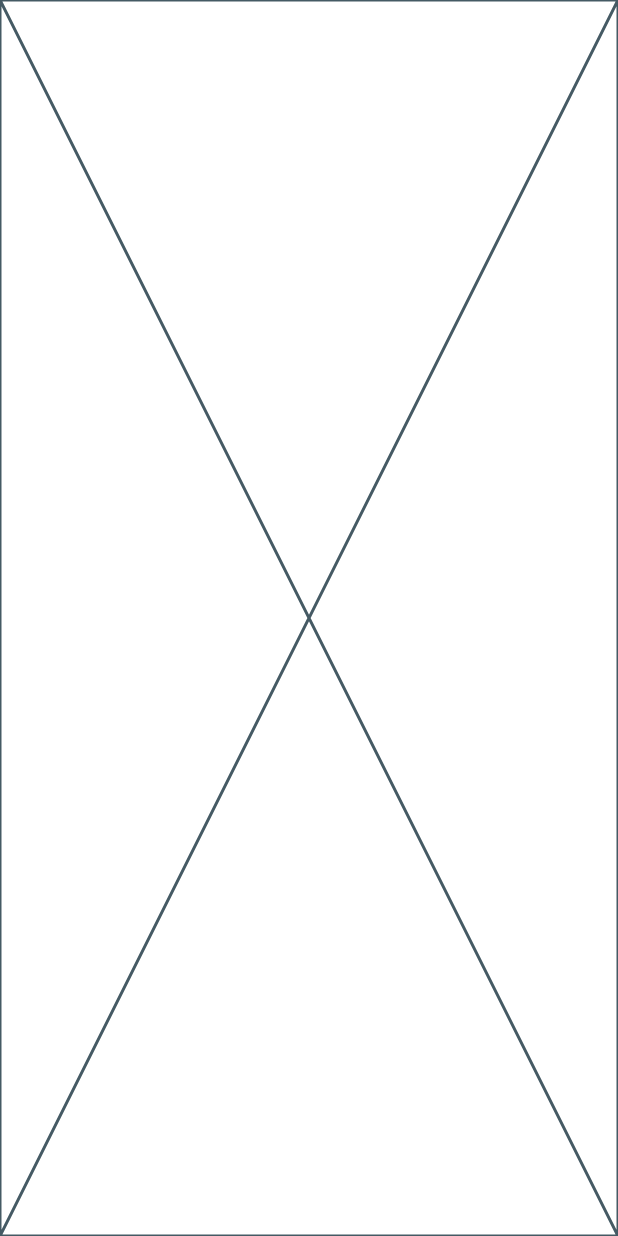
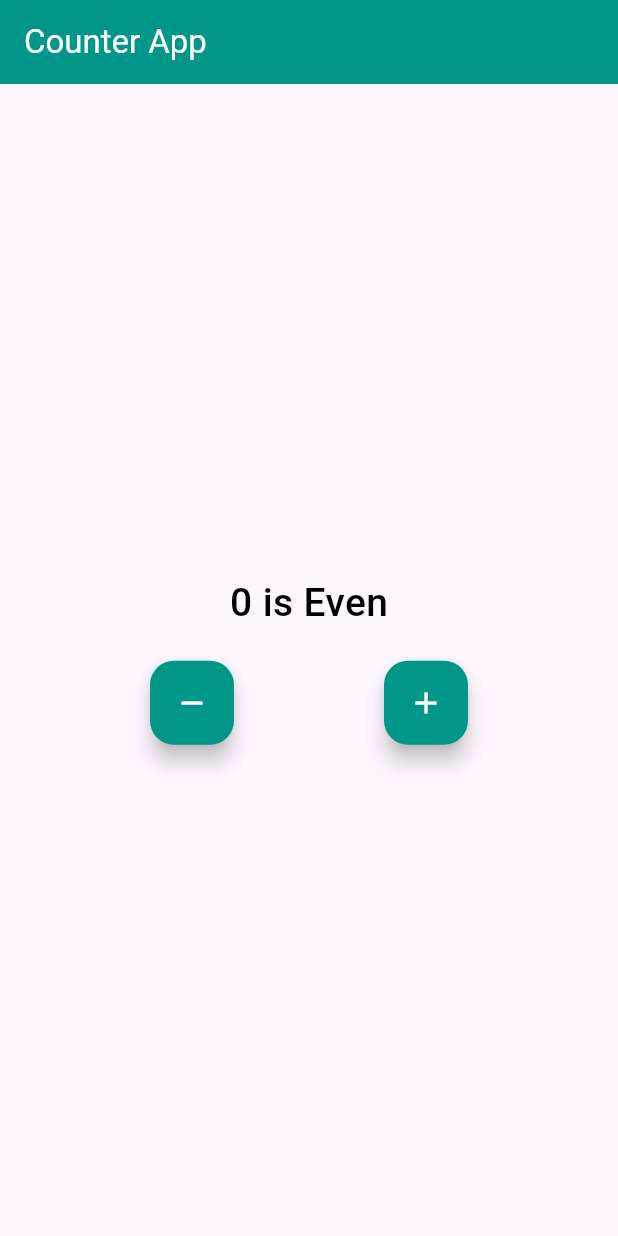
Before and after one commit to suheerthedev/learning-bloc, a Flutter app: the screen it shows after launch, on a phone screen of 412 x 824 dp. Run offline on Flutter 3.47's test engine with Material 3 defaults, Android fonts, the phone set to English and light mode, and no system bars; our stand-ins replace bloc, flutter_bloc.

Commit message:
Leanred BlocProvider, Listener, Consumer

```diff
--- /dev/null
+++ b/devtools_options.yaml
@@ -0,0 +1,3 @@
+description: This file stores settings for Dart & Flutter DevTools.
+documentation: https://docs.flutter.dev/tools/devtools/extensions#configure-extension-enablement-states
+extensions:
--- a/lib/cubit/counter_state.dart
+++ b/lib/cubit/counter_state.dart
@@ -2,6 +2,7 @@ part of 'counter_cubit.dart';
 
 final class CounterState {
   int counterValue;
+  bool wasIncremented;
 
-  CounterState({required this.counterValue});
+  CounterState({required this.counterValue, this.wasIncremented = false});
 }
--- a/lib/main.dart
+++ b/lib/main.dart
@@ -1,4 +1,6 @@
 import 'package:flutter/material.dart';
+import 'package:flutter_bloc/flutter_bloc.dart';
+import 'package:learning_bloc/cubit/counter_cubit.dart';
 
 void main() {
   runApp(MyApp());
@@ -9,13 +11,16 @@ class MyApp extends StatelessWidget {
 
   @override
   Widget build(BuildContext context) {
-    return MaterialApp(
-      title: 'Counter Bloc App',
-      theme: ThemeData(
-        primaryColor: Colors.brown,
-        visualDensity: VisualDensity.adaptivePlatformDensity,
+    return BlocProvider(
+      create: (context) => CounterCubit(),
+      child: MaterialApp(
+        title: 'Counter Bloc App',
+        theme: ThemeData(
+          primaryColor: Colors.brown,
+          visualDensity: VisualDensity.adaptivePlatformDensity,
+        ),
+        home: HomePage(title: 'Counter App'),
       ),
-      home: HomePage(title: 'Counter App'),
     );
   }
 }
@@ -31,6 +36,97 @@ class HomePage extends StatefulWidget {
 class _HomePageState extends State<HomePage> {
   @override
   Widget build(BuildContext context) {
-    return const Placeholder();
+    return Scaffold(
+      appBar: AppBar(
+        title: Text('Counter App', style: TextStyle(color: Colors.white)),
+        backgroundColor: Colors.teal,
+      ),
+      body: SafeArea(
+        child: Column(
+          mainAxisAlignment: MainAxisAlignment.center,
+          children: [
+            BlocConsumer<CounterCubit, CounterState>(
+              listener: (context, state) {
+                if (state.wasIncremented) {
+                  ScaffoldMessenger.of(context).showSnackBar(
+                    SnackBar(
+                      content: Text('Incremented :)'),
+                      duration: Duration(milliseconds: 200),
+                    ),
+                  );
+                } else {
+                  ScaffoldMessenger.of(context).showSnackBar(
+                    SnackBar(
+                      content: Text('Decremented :('),
+                      duration: Duration(milliseconds: 200),
+                    ),
+                  );
+                }
+              },
+              builder: (context, state) {
+                if (state.counterValue < 0) {
+                  return Text(
+                    'WHOPPS, NEGATIVE VALUE',
+                    style: TextStyle(
+                      fontSize: 26,
+
+                      fontWeight: FontWeight.w500,
+                      color: Colors.black,
+                    ),
+                  );
+                }
+                if (state.counterValue % 2 == 0) {
+                  return Text(
+                    '${state.counterValue} is Even',
+                    style: TextStyle(
+                      fontSize: 26,
+
+                      fontWeight: FontWeight.w500,
+                      color: Colors.black,
+                    ),
+                  );
+                } else {
+                  return Text(
+                    '${state.counterValue} is Odd',
+                    style: TextStyle(
+                      fontSize: 26,
+
+                      fontWeight: FontWeight.w500,
+                      color: Colors.black,
+                    ),
+                  );
+                }
+              },
+            ),
+
+            const SizedBox(height: 20),
+            Row(
+              mainAxisAlignment: MainAxisAlignment.spaceEvenly,
+              children: [
+                FloatingActionButton(
+                  onPressed: () {
+                    BlocProvider.of<CounterCubit>(context).decrement();
+
+                    // context.bloc<CounterCubit>().decrement();
+                  },
+                  tooltip: 'Decrement',
+                  backgroundColor: Colors.teal,
+                  child: Icon(Icons.remove, color: Colors.white),
+                ),
+
+                FloatingActionButton(
+                  onPressed: () {
+                    BlocProvider.of<CounterCubit>(context).increment();
+                  },
+                  tooltip: 'Increment',
+                  backgroundColor: Colors.teal,
+                  child: Icon(Icons.add, color: Colors.white),
+                ),
+              ],
+            ),
+          ],
+        ),
+      ),
+    );
   }
 }
```
Also changed, not shown: lib/cubit/counter_cubit.dart (+7 -2 lines).
